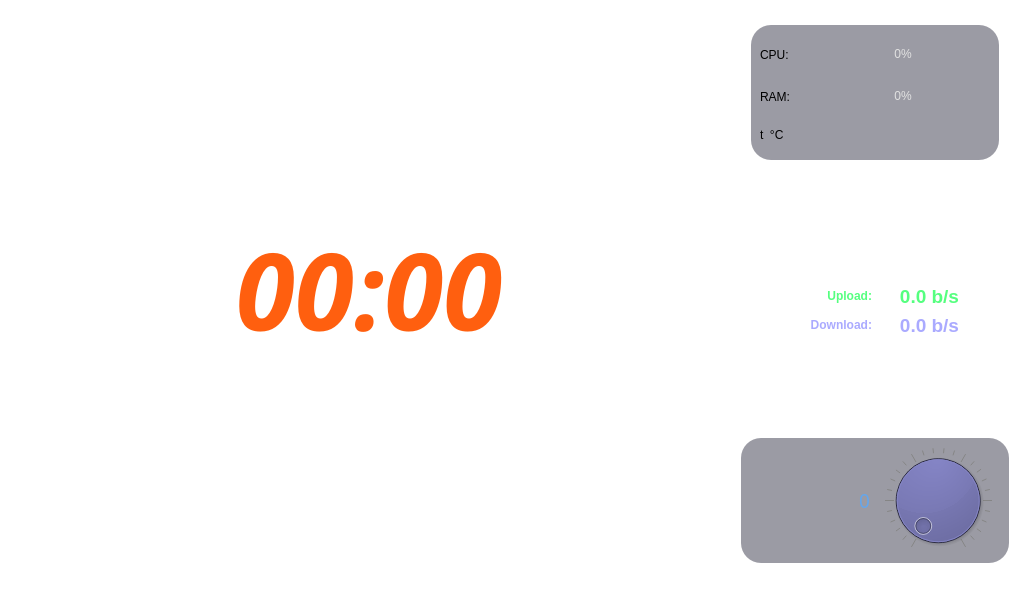
Qt form widget_form.ui (neurotoxin78/QPanInfo) before a commit.
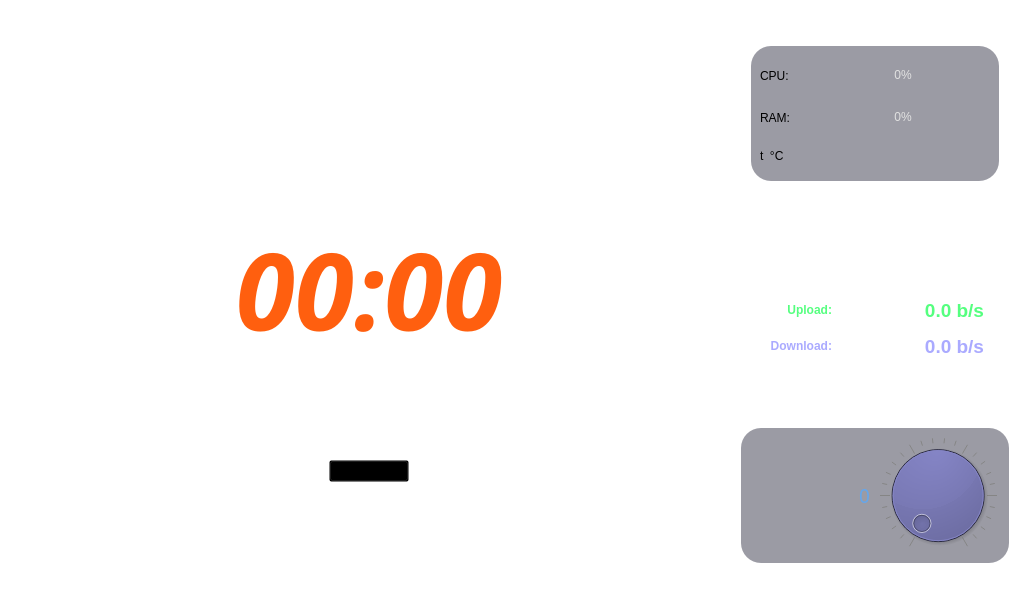
The same form after that commit. Icons and pictures are not drawn.

What changed in the file:
```diff
--- a/widget_form.ui
+++ b/widget_form.ui
@@ -33,7 +33,7 @@
    </property>
    <layout class="QGridLayout" name="gridLayout">
     <item row="0" column="0">
-     <widget class="QFrame" name="right_frame">
+     <widget class="QFrame" name="left_frame">
       <property name="minimumSize">
        <size>
         <width>720</width>
@@ -65,6 +65,24 @@
          <property name="frameShadow">
           <enum>QFrame::Raised</enum>
          </property>
+         <layout class="QGridLayout" name="gridLayout_9">
+          <item row="0" column="0">
+           <widget class="QPushButton" name="appBtn">
+            <property name="maximumSize">
+             <size>
+              <width>80</width>
+              <height>16777215</height>
+             </size>
+            </property>
+            <property name="text">
+             <string>Apps</string>
+            </property>
+            <property name="icon">
+             <iconset theme="go-up"/>
+            </property>
+           </widget>
+          </item>
+         </layout>
         </widget>
        </item>
        <item row="1" column="0">
@@ -119,14 +137,14 @@
      </widget>
     </item>
     <item row="0" column="1">
-     <widget class="QFrame" name="left_frame">
+     <widget class="QFrame" name="right_frame">
       <property name="frameShape">
        <enum>QFrame::StyledPanel</enum>
       </property>
       <property name="frameShadow">
        <enum>QFrame::Raised</enum>
       </property>
-      <layout class="QGridLayout" name="gridLayout_2" rowstretch="0,0">
+      <layout class="QGridLayout" name="gridLayout_2" rowstretch="0,0,0">
        <property name="leftMargin">
         <number>5</number>
        </property>
@@ -335,184 +353,15 @@
             </layout>
            </widget>
           </item>
-          <item row="1" column="0" colspan="2">
-           <widget class="QFrame" name="middle_frame">
-            <property name="styleSheet">
-             <string notr="true">
-border-radius: 20px;</string>
-            </property>
-            <property name="frameShape">
-             <enum>QFrame::StyledPanel</enum>
-            </property>
-            <property name="frameShadow">
-             <enum>QFrame::Raised</enum>
-            </property>
-            <layout class="QGridLayout" name="gridLayout_4">
-             <item row="1" column="0" colspan="2">
-              <widget class="QFrame" name="net_frame">
-               <property name="minimumSize">
-                <size>
-                 <width>0</width>
-                 <height>100</height>
-                </size>
-               </property>
-               <property name="maximumSize">
-                <size>
-                 <width>16777215</width>
-                 <height>100</height>
-                </size>
-               </property>
-               <property name="frameShape">
-                <enum>QFrame::StyledPanel</enum>
-               </property>
-               <property name="frameShadow">
-                <enum>QFrame::Raised</enum>
-               </property>
-               <layout class="QGridLayout" name="gridLayout_6">
-                <item row="2" column="1">
-                 <widget class="QLabel" name="dnLabel">
-                  <property name="minimumSize">
-                   <size>
-                    <width>0</width>
-                    <height>30</height>
-                   </size>
-                  </property>
-                  <property name="font">
-                   <font>
-                    <pointsize>14</pointsize>
-                    <bold>true</bold>
-                   </font>
-                  </property>
-                  <property name="styleSheet">
-                   <string notr="true">color: rgba(170, 170, 255, 255);</string>
-                  </property>
-                  <property name="text">
-                   <string>0.0 b/s</string>
-                  </property>
-                  <property name="alignment">
-                   <set>Qt::AlignCenter</set>
-                  </property>
-                 </widget>
-                </item>
-                <item row="1" column="1">
-                 <widget class="QLabel" name="upLabel">
-                  <property name="minimumSize">
-                   <size>
-                    <width>0</width>
-                    <height>30</height>
-                   </size>
-                  </property>
-                  <property name="font">
-                   <font>
-                    <pointsize>14</pointsize>
-                    <bold>true</bold>
-                   </font>
-                  </property>
-                  <property name="styleSheet">
-                   <string notr="true">color: rgb(85, 255, 127);</string>
-                  </property>
-                  <property name="text">
-                   <string>0.0 b/s</string>
-                  </property>
-                  <property name="alignment">
-                   <set>Qt::AlignCenter</set>
-                  </property>
-                 </widget>
-                </item>
-                <item row="1" column="0">
-                 <widget class="QLabel" name="label">
-                  <property name="minimumSize">
-                   <size>
-                    <width>0</width>
-                    <height>30</height>
-                   </size>
-                  </property>
-                  <property name="font">
-                   <font>
-                    <bold>true</bold>
-                   </font>
-                  </property>
-                  <property name="styleSheet">
-                   <string notr="true">color: rgb(85, 255, 127);</string>
-                  </property>
-                  <property name="text">
-                   <string>Upload:</string>
-                  </property>
-                  <property name="alignment">
-                   <set>Qt::AlignRight|Qt::AlignTrailing|Qt::AlignVCenter</set>
-                  </property>
-                 </widget>
-                </item>
-                <item row="0" column="0" colspan="2">
-                 <widget class="QLabel" name="interfaceLabel">
-                  <property name="minimumSize">
-                   <size>
-                    <width>0</width>
-                    <height>30</height>
-                   </size>
-                  </property>
-                  <property name="maximumSize">
-                   <size>
-                    <width>16777215</width>
-                    <height>30</height>
-                   </size>
-                  </property>
-                  <property name="font">
-                   <font>
-                    <pointsize>14</pointsize>
-                    <bold>true</bold>
-                   </font>
-                  </property>
-                  <property name="styleSheet">
-                   <string notr="true">color: rgba(255, 255, 255, 200);</string>
-                  </property>
-                  <property name="text">
-                   <string>Interface: eth0</string>
-                  </property>
-                  <property name="alignment">
-                   <set>Qt::AlignCenter</set>
-                  </property>
-                 </widget>
-                </item>
-                <item row="2" column="0">
-                 <widget class="QLabel" name="label_2">
-                  <property name="minimumSize">
-                   <size>
-                    <width>0</width>
-                    <height>30</height>
-                   </size>
-                  </property>
-                  <property name="font">
-                   <font>
-                    <bold>true</bold>
-                   </font>
-                  </property>
-                  <property name="styleSheet">
-                   <string notr="true">color: rgba(170, 170, 255, 255);</string>
-                  </property>
-                  <property name="text">
-                   <string>Download:</string>
-                  </property>
-                  <property name="alignment">
-                   <set>Qt::AlignRight|Qt::AlignTrailing|Qt::AlignVCenter</set>
-                  </property>
-                 </widget>
-                </item>
-               </layout>
-              </widget>
-             </item>
-            </layout>
-           </widget>
-          </item>
          </layout>
         </widget>
        </item>
-       <item row="1" column="0">
-        <widget class="QFrame" name="r_bootom_frame">
+       <item row="2" column="0">
+        <widget class="QFrame" name="bootom_frame">
          <property name="maximumSize">
           <size>
            <width>16777215</width>
-           <height>125</height>
+           <height>135</height>
           </size>
          </property>
          <property name="styleSheet">
@@ -579,6 +428,199 @@
          </layout>
         </widget>
        </item>
+       <item row="1" column="0">
+        <widget class="QFrame" name="middle_frame">
+         <property name="styleSheet">
+          <string notr="true">
+border-radius: 20px;</string>
+         </property>
+         <property name="frameShape">
+          <enum>QFrame::StyledPanel</enum>
+         </property>
+         <property name="frameShadow">
+          <enum>QFrame::Raised</enum>
+         </property>
+         <layout class="QGridLayout" name="gridLayout_4">
+          <item row="1" column="0" colspan="2">
+           <widget class="QFrame" name="net_frame">
+            <property name="minimumSize">
+             <size>
+              <width>0</width>
+              <height>100</height>
+             </size>
+            </property>
+            <property name="maximumSize">
+             <size>
+              <width>16777215</width>
+              <height>140</height>
+             </size>
+            </property>
+            <property name="frameShape">
+             <enum>QFrame::StyledPanel</enum>
+            </property>
+            <property name="frameShadow">
+             <enum>QFrame::Raised</enum>
+            </property>
+            <layout class="QGridLayout" name="gridLayout_6">
+             <item row="1" column="2">
+              <widget class="QLabel" name="upLabel">
+               <property name="minimumSize">
+                <size>
+                 <width>0</width>
+                 <height>30</height>
+                </size>
+               </property>
+               <property name="font">
+                <font>
+                 <pointsize>14</pointsize>
+                 <bold>true</bold>
+                </font>
+               </property>
+               <property name="styleSheet">
+                <string notr="true">color: rgb(85, 255, 127);</string>
+               </property>
+               <property name="text">
+                <string>0.0 b/s</string>
+               </property>
+               <property name="alignment">
+                <set>Qt::AlignCenter</set>
+               </property>
+              </widget>
+             </item>
+             <item row="2" column="2">
+              <widget class="QLabel" name="dnLabel">
+               <property name="minimumSize">
+                <size>
+                 <width>0</width>
+                 <height>30</height>
+                </size>
+               </property>
+               <property name="font">
+                <font>
+                 <pointsize>14</pointsize>
+                 <bold>true</bold>
+                </font>
+               </property>
+               <property name="styleSheet">
+                <string notr="true">color: rgba(170, 170, 255, 255);</string>
+               </property>
+               <property name="text">
+                <string>0.0 b/s</string>
+               </property>
+               <property name="alignment">
+                <set>Qt::AlignCenter</set>
+               </property>
+              </widget>
+             </item>
+             <item row="2" column="0">
+              <widget class="QLabel" name="label_2">
+               <property name="minimumSize">
+                <size>
+                 <width>0</width>
+                 <height>30</height>
+                </size>
+               </property>
+               <property name="font">
+                <font>
+                 <bold>true</bold>
+                </font>
+               </property>
+               <property name="styleSheet">
+                <string notr="true">color: rgba(170, 170, 255, 255);</string>
+               </property>
+               <property name="text">
+                <string>Download:</string>
+               </property>
+               <property name="alignment">
+                <set>Qt::AlignRight|Qt::AlignTrailing|Qt::AlignVCenter</set>
+               </property>
+              </widget>
+             </item>
+             <item row="0" column="0" colspan="3">
+              <widget class="QLabel" name="interfaceLabel">
+               <property name="minimumSize">
+                <size>
+                 <width>0</width>
+                 <height>30</height>
+                </size>
+               </property>
+               <property name="maximumSize">
+                <size>
+                 <width>16777215</width>
+                 <height>30</height>
+                </size>
+               </property>
+               <property name="font">
+                <font>
+                 <pointsize>14</pointsize>
+                 <bold>true</bold>
+                </font>
+               </property>
+               <property name="styleSheet">
+                <string notr="true">color: rgba(255, 255, 255, 200);</string>
+               </property>
+               <property name="text">
+                <string>Interface: eth0</string>
+               </property>
+               <property name="alignment">
+                <set>Qt::AlignCenter</set>
+               </property>
+              </widget>
+             </item>
+             <item row="1" column="0">
+              <widget class="QLabel" name="label">
+               <property name="minimumSize">
+                <size>
+                 <width>0</width>
+                 <height>30</height>
+                </size>
+               </property>
+               <property name="font">
+                <font>
+                 <bold>true</bold>
+                </font>
+               </property>
+               <property name="styleSheet">
+                <string notr="true">color: rgb(85, 255, 127);</string>
+               </property>
+               <property name="text">
+                <string>Upload:</string>
+               </property>
+               <property name="alignment">
+                <set>Qt::AlignRight|Qt::AlignTrailing|Qt::AlignVCenter</set>
+               </property>
+              </widget>
+             </item>
+             <item row="3" column="0" colspan="3">
+              <widget class="QLabel" name="ipLabel">
+               <property name="maximumSize">
+                <size>
+                 <width>16777215</width>
+                 <height>30</height>
+                </size>
+               </property>
+               <property name="font">
+                <font>
+                 <bold>true</bold>
+                </font>
+               </property>
+               <property name="styleSheet">
+                <string notr="true">color: rgba(255, 255, 255, 200);</string>
+               </property>
+               <property name="text">
+                <string>IP: 0.0.0.0</string>
+               </property>
+               <property name="alignment">
+                <set>Qt::AlignCenter</set>
+               </property>
+              </widget>
+             </item>
+            </layout>
+           </widget>
+          </item>
+         </layout>
+        </widget>
+       </item>
       </layout>
      </widget>
     </item>
```
Left out of the diff: 4 changed lines with no effect on the pictures.
